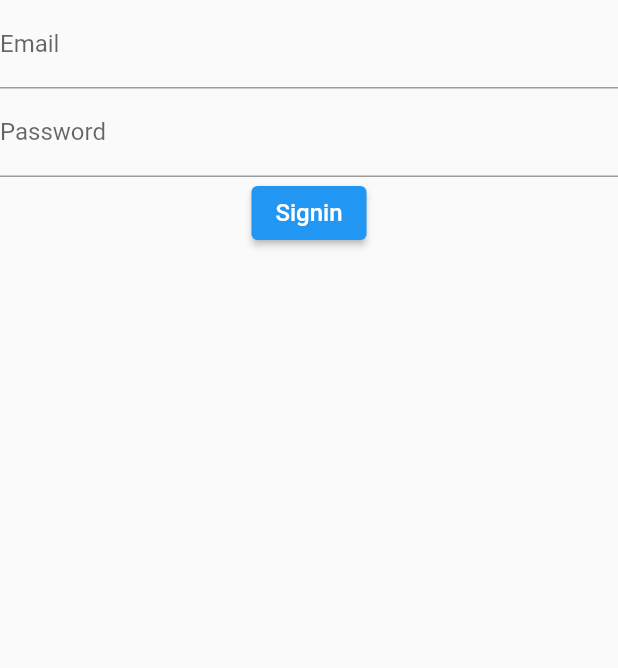
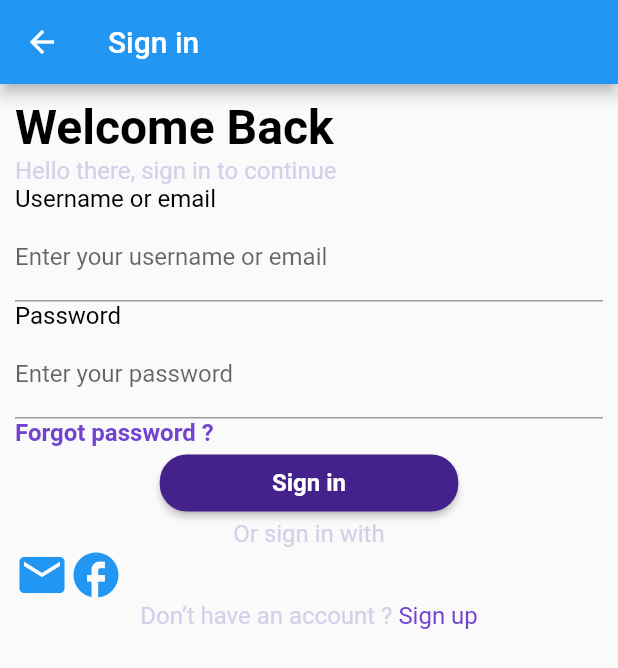
Before and after one commit to nguyenchiemdu/TESMA, a Flutter app: the LoginForm screen opened directly, on a phone screen of 412 x 824 dp. Shown: the top 668 px of the screen. Run offline on Flutter 3.47's test engine with Material 2 defaults, Android fonts, the phone set to English and light mode, and no system bars; our stand-ins replace firebase_auth, firebase_core; accounts and stored records are empty.

Commit message:
Add widgets in login_screens

```diff
--- a/lib/views/login_screens/login_screen.dart
+++ b/lib/views/login_screens/login_screen.dart
@@ -1,4 +1,5 @@
 import 'package:flutter/material.dart';
+import 'package:flutter/rendering.dart';
 import '../../models/firebase_authen.dart';
 import 'package:provider/provider.dart';
 
@@ -9,17 +10,87 @@ class LoginForm extends StatelessWidget {
 
   @override
   Widget build(BuildContext context) {
+    Color getbackgroudcolor(Set<MaterialState> states) {
+      const Set<MaterialState> interactiveStates = <MaterialState>{
+        MaterialState.pressed,
+        MaterialState.hovered,
+        MaterialState.focused,
+      };
+      if (states.any(interactiveStates.contains)) {
+        return Color(0xff7243cf);
+      }
+      return Color(0xff45228b);
+    }
+
+    //var borderRadius = BorderRadius.circular(15);
     return Scaffold(
-      body: Column(
+        appBar: AppBar(
+          title: const Text('Sign in'),
+        ),
+        body: Container(
+          padding: EdgeInsets.fromLTRB(10, 10, 10, 0),
+          child: Column(
             children: [
+              Row(children: [
+                Text(
+                  "Welcome Back",
+                  textAlign: TextAlign.left,
+                  style: TextStyle(
+                    color: Color(0xff000000),
+                    fontSize: 32.0,
+                    fontWeight: FontWeight.bold,
+                  ),
+                ),
+              ]),
+              Row(children: [
+                Text(
+                  "Hello there, sign in to continue",
+                  textAlign: TextAlign.left,
+                  style: TextStyle(
+                    color: Color(0xffd7cee9),
+                    fontSize: 16.0,
+                  ),
+                ),
+              ]),
+              Row(children: [
+                Text(
+                  "Username or email",
+                  textAlign: TextAlign.left,
+                  style: TextStyle(
+                    color: Color(0xff000000),
+                    fontSize: 16.0,
+                  ),
+                ),
+              ]),
               TextField(
-            decoration: InputDecoration(labelText: "Email"),
+                decoration:
+                    InputDecoration(labelText: "Enter your username or email"),
                 controller: userController,
               ),
+              Row(children: [
+                Text(
+                  "Password",
+                  textAlign: TextAlign.left,
+                  style: TextStyle(
+                    color: Color(0xff000000),
+                    fontSize: 16.0,
+                  ),
+                ),
+              ]),
               TextField(
-            decoration: InputDecoration(labelText: "Password"),
+                decoration: InputDecoration(labelText: "Enter your password"),
                 controller: passwordController,
               ),
+              Row(children: [
+                Text(
+                  "Forgot password ?",
+                  textAlign: TextAlign.left,
+                  style: TextStyle(
+                      color: Color(0xff7243cf),
+                      fontSize: 16.0,
+                      fontWeight: FontWeight.bold),
+                ),
+              ]),
               ElevatedButton(
                   onPressed: () {
                     context
@@ -27,18 +98,60 @@ class LoginForm extends StatelessWidget {
                         .signIn(userController.text, passwordController.text);
                   },
                   style: ButtonStyle(
-                  //backgroundColor: Color.fromRGBO(69, 34, 139, 10),
-                  ),
+                      backgroundColor:
+                          MaterialStateProperty.resolveWith(getbackgroudcolor),
+                      shape: MaterialStateProperty.all<RoundedRectangleBorder>(
+                          RoundedRectangleBorder(
+                        borderRadius: BorderRadius.circular(18.0),
+                      ))),
+                  child: Container(
+                      width: 167,
+                      height: 38,
+                      child: Center(
                           child: Text(
-                "Signin",
+                        "Sign in",
                         textAlign: TextAlign.center,
                         style: TextStyle(
                             color: Colors.white,
                             fontSize: 16.0,
+                            fontWeight: FontWeight.bold),
+                      )))),
+              Text("Or sign in with",
+                  textAlign: TextAlign.center,
+                  style: TextStyle(
+                    color: Color(0xffd7cee9),
+                    fontSize: 16.0,
+                  )),
+              Container(
+                  child: Row(children: [
+                Icon(
+                  Icons.mail,
+                  color: Colors.blue,
+                  size: 36.0,
                 ),
-              ))
+                Icon(
+                  Icons.facebook,
+                  color: Colors.blue,
+                  size: 36.0,
+                ),
+              ])),
+              RichText(
+                  text: TextSpan(children: [
+                TextSpan(
+                    text: "Don’t have an account ? ",
+                    style: TextStyle(
+                      color: Color(0xffd7cee9),
+                      fontSize: 16.0,
+                    )),
+                TextSpan(
+                    text: "Sign up",
+                    style: TextStyle(
+                      color: Color(0xff7243cf),
+                      fontSize: 16.0,
+                    )),
+              ]))
             ],
           ),
-    );
+        ));
   }
 }
```
Lines whose indentation alone changed are shown as unchanged.
